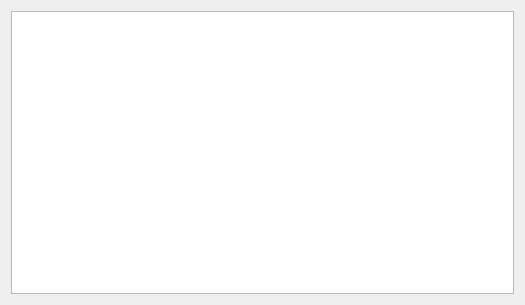
Old version of the form dialogs/dev/iteminformationdialog/iteminformationdialog.ui in the repository REDasmOrg/REDasm.
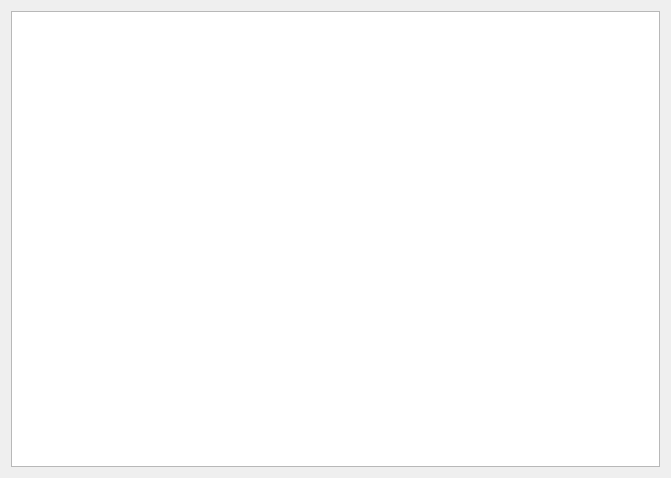
New version of the form.

Patch:
```diff
--- a/dialogs/dev/iteminformationdialog/iteminformationdialog.ui
+++ b/dialogs/dev/iteminformationdialog/iteminformationdialog.ui
@@ -6,8 +6,8 @@
    <rect>
     <x>0</x>
     <y>0</y>
-    <width>525</width>
-    <height>305</height>
+    <width>671</width>
+    <height>478</height>
    </rect>
   </property>
   <property name="windowTitle">
```
